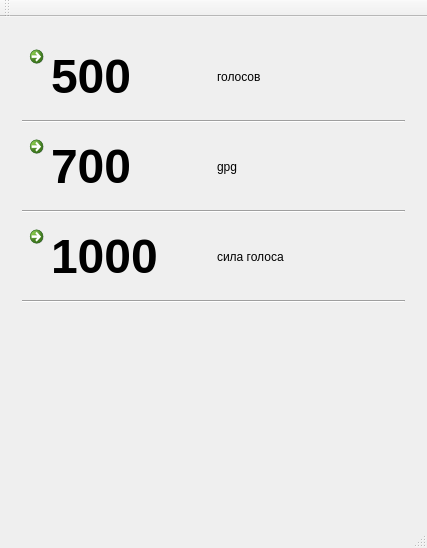
Above: mainwindow.ui from 24develop/golos-wallet-develop before the change. Below: the same form after it.
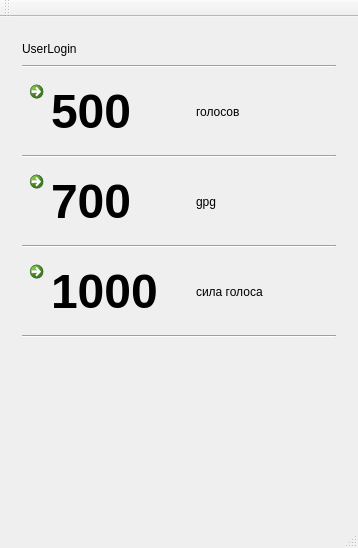
That is the form after the change. The open tabs and pages were chosen to show the change.

Commit message: Improve interface quality

Diff of the .ui file:
```diff
--- a/mainwindow.ui
+++ b/mainwindow.ui
@@ -6,7 +6,7 @@
    <rect>
     <x>0</x>
     <y>0</y>
-    <width>427</width>
+    <width>358</width>
     <height>548</height>
    </rect>
   </property>
@@ -81,6 +81,37 @@
       </widget>
       <widget class="QWidget" name="page_2">
        <layout class="QVBoxLayout" name="verticalLayout_5">
+        <item>
+         <layout class="QHBoxLayout" name="horizontalLayout_5">
+          <item>
+           <widget class="QLabel" name="label_2">
+            <property name="text">
+             <string>UserLogin</string>
+            </property>
+           </widget>
+          </item>
+          <item>
+           <spacer name="horizontalSpacer">
+            <property name="orientation">
+             <enum>Qt::Horizontal</enum>
+            </property>
+            <property name="sizeHint" stdset="0">
+             <size>
+              <width>40</width>
+              <height>20</height>
+             </size>
+            </property>
+           </spacer>
+          </item>
+         </layout>
+        </item>
+        <item>
+         <widget class="Line" name="line_4">
+          <property name="orientation">
+           <enum>Qt::Horizontal</enum>
+          </property>
+         </widget>
+        </item>
         <item>
          <layout class="QHBoxLayout" name="horizontalLayout_2">
           <item>
```
Left out of the diff: 4 changed lines with no effect on the pictures. The commit also changes 1 other file.
